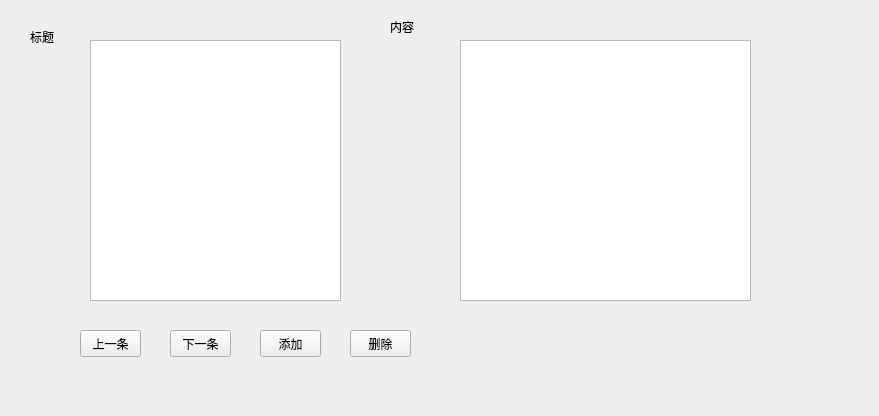
The window that fangtang.ui (herow/youxuan) describes before a commit, drawn with Qt 5.
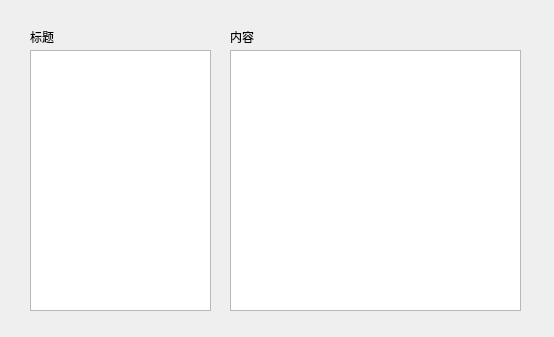
The same window after the commit.

The edit to the form file:
```diff
--- a/fangtang.ui
+++ b/fangtang.ui
@@ -6,8 +6,8 @@
    <rect>
     <x>0</x>
     <y>0</y>
-    <width>879</width>
-    <height>416</height>
+    <width>554</width>
+    <height>337</height>
    </rect>
   </property>
   <property name="windowTitle">
@@ -29,8 +29,8 @@
   <widget class="QLabel" name="label_2">
    <property name="geometry">
     <rect>
-     <x>390</x>
-     <y>20</y>
+     <x>230</x>
+     <y>30</y>
      <width>59</width>
      <height>13</height>
     </rect>
@@ -42,71 +42,19 @@
   <widget class="QTextEdit" name="textEdit">
    <property name="geometry">
     <rect>
-     <x>460</x>
-     <y>40</y>
+     <x>230</x>
+     <y>50</y>
      <width>291</width>
      <height>261</height>
     </rect>
    </property>
   </widget>
-  <widget class="QPushButton" name="pushButton">
-   <property name="geometry">
-    <rect>
-     <x>80</x>
-     <y>330</y>
-     <width>61</width>
-     <height>27</height>
-    </rect>
-   </property>
-   <property name="text">
-    <string>上一条</string>
-   </property>
-  </widget>
-  <widget class="QPushButton" name="pushButton_2">
-   <property name="geometry">
-    <rect>
-     <x>170</x>
-     <y>330</y>
-     <width>61</width>
-     <height>27</height>
-    </rect>
-   </property>
-   <property name="text">
-    <string>下一条</string>
-   </property>
-  </widget>
-  <widget class="QPushButton" name="pushButton_3">
-   <property name="geometry">
-    <rect>
-     <x>260</x>
-     <y>330</y>
-     <width>61</width>
-     <height>27</height>
-    </rect>
-   </property>
-   <property name="text">
-    <string>添加</string>
-   </property>
-  </widget>
-  <widget class="QPushButton" name="pushButton_4">
-   <property name="geometry">
-    <rect>
-     <x>350</x>
-     <y>330</y>
-     <width>61</width>
-     <height>27</height>
-    </rect>
-   </property>
-   <property name="text">
-    <string>删除</string>
-   </property>
-  </widget>
   <widget class="QTableView" name="tableViewCaption">
    <property name="geometry">
     <rect>
-     <x>90</x>
-     <y>40</y>
-     <width>251</width>
+     <x>30</x>
+     <y>50</y>
+     <width>181</width>
      <height>261</height>
     </rect>
    </property>
```
Left out of the diff: 2 changed lines with no effect on the pictures.
